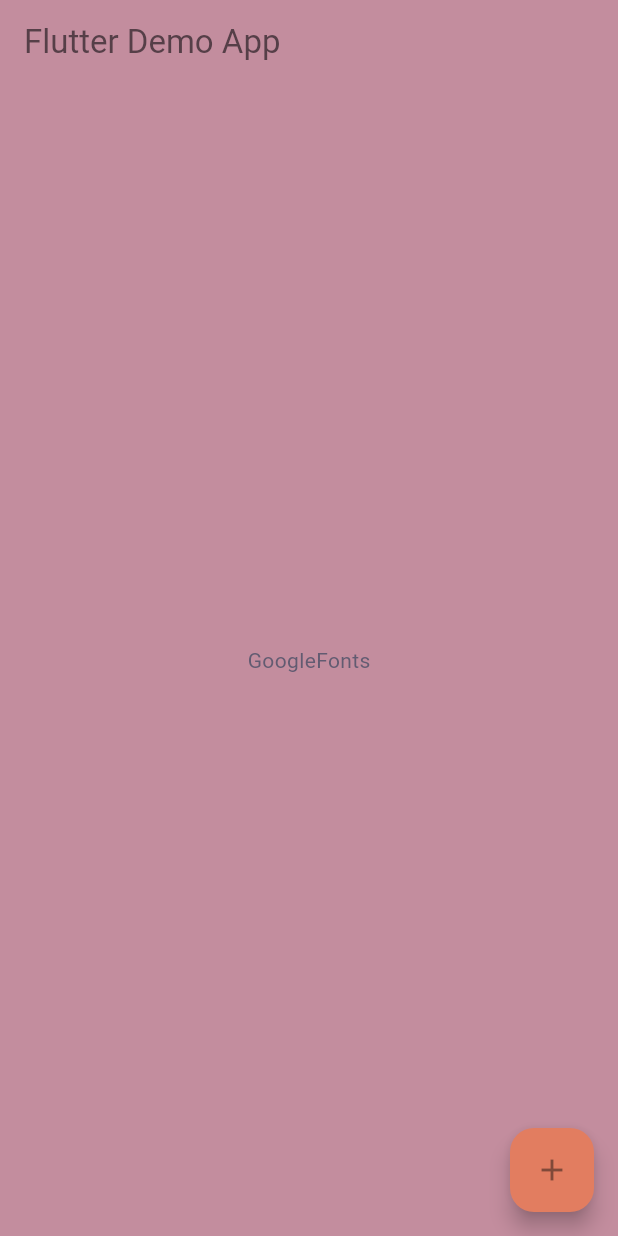
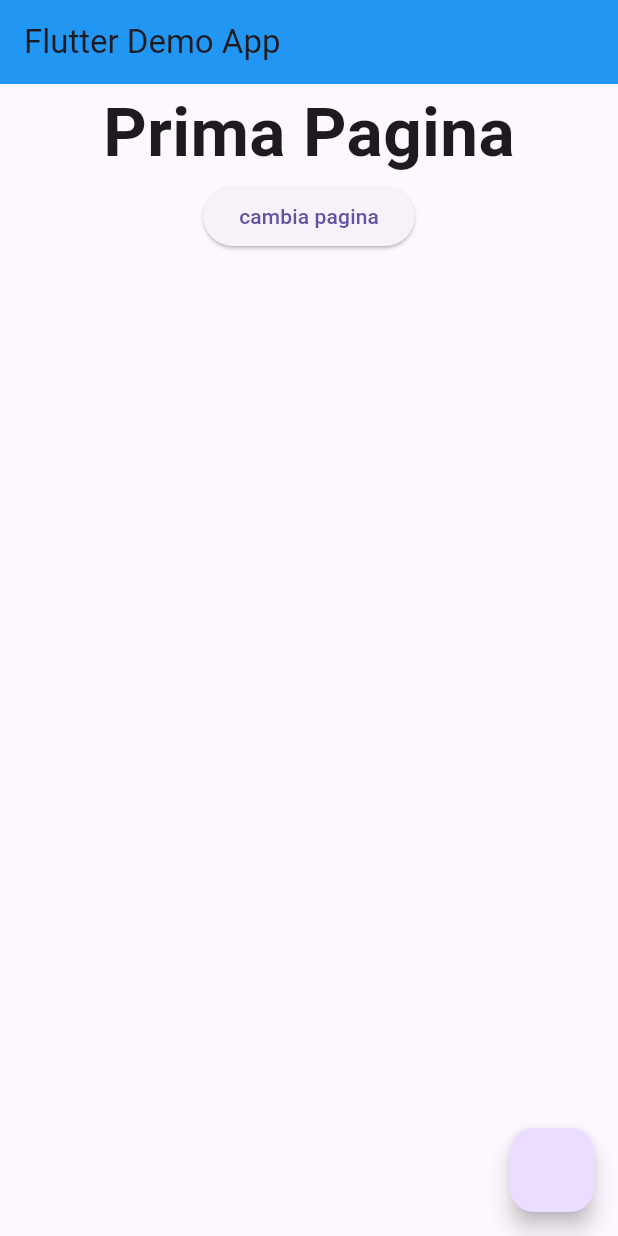
Before and after one commit to davidescapolan01/corso_flutter, a Flutter app: the screen it shows after launch, on a phone screen of 412 x 824 dp. Run offline on Flutter 3.47's test engine with Material 3 defaults, Android fonts, the phone set to English and light mode, and no system bars; our stand-ins replace google_fonts; Roboto replaces fonts that are missing (Abel).

```diff
--- /dev/null
+++ b/lib/Screens/PrimaPagina.dart
@@ -0,0 +1,34 @@
+import 'package:corso_flutter/Screens/SecondaPagina.dart';
+import 'package:flutter/material.dart';
+
+class PrimaPagina extends StatelessWidget {
+  const PrimaPagina({super.key});
+
+  @override
+  Widget build(BuildContext context) {
+    return Scaffold(
+      appBar: AppBar(
+        title: const Text('Flutter Demo App'),
+        backgroundColor: Colors.blue,
+      ),
+      body: Center(
+        child: Column(
+          children: [
+            Text('Prima Pagina',
+                style: TextStyle(fontSize: 45, fontWeight: FontWeight.bold)),
+            ElevatedButton(
+              onPressed: () {
+                //Navigator.push(context, MaterialPageRoute<void>(builder: (context){return SecondaPagina(data: "ciaooooooooo");}));
+                Navigator.pushNamed(context, '/seconda', arguments: 'jkasghdfkjsv h ');
+              },
+              child: Text('cambia pagina'),
+            ),
+          ],
+        ),
+      ),
+      floatingActionButton: FloatingActionButton(
+        onPressed: () {},
+      ),
+    );
+  }
+}
--- a/lib/main.dart
+++ b/lib/main.dart
@@ -1,3 +1,6 @@
+import 'RouteGenerator.dart';
+import 'Screens/PrimaPagina.dart';
+import 'Screens/SecondaPagina.dart';
 import 'widgets/CardTesto.dart';
 import 'widgets/CardVideo.dart';
 import 'package:flutter/gestures.dart';
@@ -926,7 +929,7 @@ class _MyApp3State extends State<MyApp3> {
       //#endregion
 
       //#region 26 Theme_&_ThemeData
-      theme: ThemeData(
+      /*theme: ThemeData(
         /*colorScheme: const ColorScheme .fromSwatch(
             primarySwatch: Colors.blue,
             accentColor: Colors.teal,
@@ -972,24 +975,19 @@ class _MyApp3State extends State<MyApp3> {
         floatingActionButton:
             FloatingActionButton(onPressed: () {}, child: Icon(Icons.add)),
       ),
-      //)
+      //)*/
       //#endregion
 
       //#region 27 +_Schermate
-      /*theme: ThemeData(
+      theme: ThemeData(
         primarySwatch: Colors.blue,
       ),
-      home: Scaffold(
-        appBar: AppBar(
-          title: const Text('Flutter Demo App'),
-          backgroundColor: Colors.blue,
-        ),
-        body: Center(
-          child: Text('GoogleFonts'),
-        ),
-        floatingActionButton: FloatingActionButton(onPressed: () { },
-        ),
-      )*/
+      home: PrimaPagina(),
+      /*routes: { // routs per reindirizzamenti statici con argomenti costanti/senza argomenti
+        '/prima': (context) => PrimaPagina(),
+        '/seconda': (context) => SecondaPagina(data: "seconda")
+      },*/
+      onGenerateRoute: RouteGenerator.generateRoute, //onGenerateRoute per reindirizzamenti con argomenti variabili
       //#endregion
     );
   }
```
Also changed, not shown: lib/RouteGenerator.dart (added, +24 -0 lines), lib/Screens/PaginaErrore.dart (added, +26 -0 lines), lib/Screens/SecondaPagina.dart (added, +38 -0 lines).
